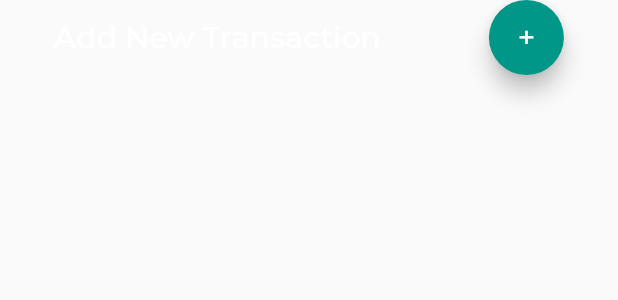
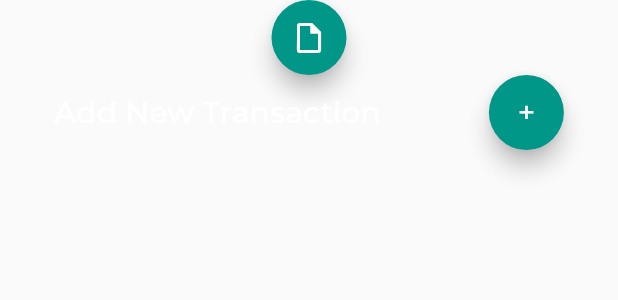
Before and after one commit to SDP-Wits/Banking-System, a Flutter app: what heading() shows on an empty page, opened directly, on a phone screen of 412 x 824 dp. Shown: the top 300 px of the screen. Run offline on Flutter 3.47's test engine with Material 2 defaults, Android fonts, the phone set to English and light mode, and no system bars; our stand-ins replace animate_do, fluttertoast, sqflite; missing offline and left inert: back_button_interceptor; accounts and stored records are empty; network calls fail; project files that could hold a hidden picture were left out.

Commit message:
button for pdf

```diff
--- a/lib/core/specific_account/specific_bank_account.dart
+++ b/lib/core/specific_account/specific_bank_account.dart
@@ -15,6 +15,7 @@ import 'package:last_national_bank/utils/services/local_db.dart';
 import 'package:last_national_bank/utils/services/online_db.dart';
 import 'package:last_national_bank/widgets/desktopNav.dart';
 import 'package:last_national_bank/widgets/navigation.dart';
+import 'package:last_national_bank/utils/helpers/icons.dart';
 
 /*
 The SpecificAccountPage class allows for clients to view a apecific account that the client swiped
@@ -446,7 +447,27 @@ class _SpecificAccountPageState extends State<SpecificAccountPage>
 class heading extends StatelessWidget {
   @override
   Widget build(BuildContext context) {
-    return Row(
+    return Column(
+      children: [
+        Row(
+          mainAxisAlignment: MainAxisAlignment.spaceAround,
+          children: [
+            // Request pdf button
+            Container(
+              width: 50,
+              height: 50,
+              alignment: Alignment.topRight,
+              child: FloatingActionButton(
+                  onPressed: () {
+                    //TODO: go to pdf page
+                  },
+                  backgroundColor: Colors.teal,
+                  child: Icon(Icons.insert_drive_file_outlined),///Expanded(child:FittedBox(child: Icon(Icons.dynamic_feed),fit: BoxFit.fill))
+              ),
+            ),
+          ],
+        ),
+        Row(
           mainAxisAlignment: MainAxisAlignment.spaceAround,
           children: [
             // Title
@@ -481,6 +502,9 @@ class heading extends StatelessWidget {
               ),
             )
           ],
+        ),
+
+      ],
     );
   }
 }
```
Lines whose indentation alone changed are shown as unchanged.
